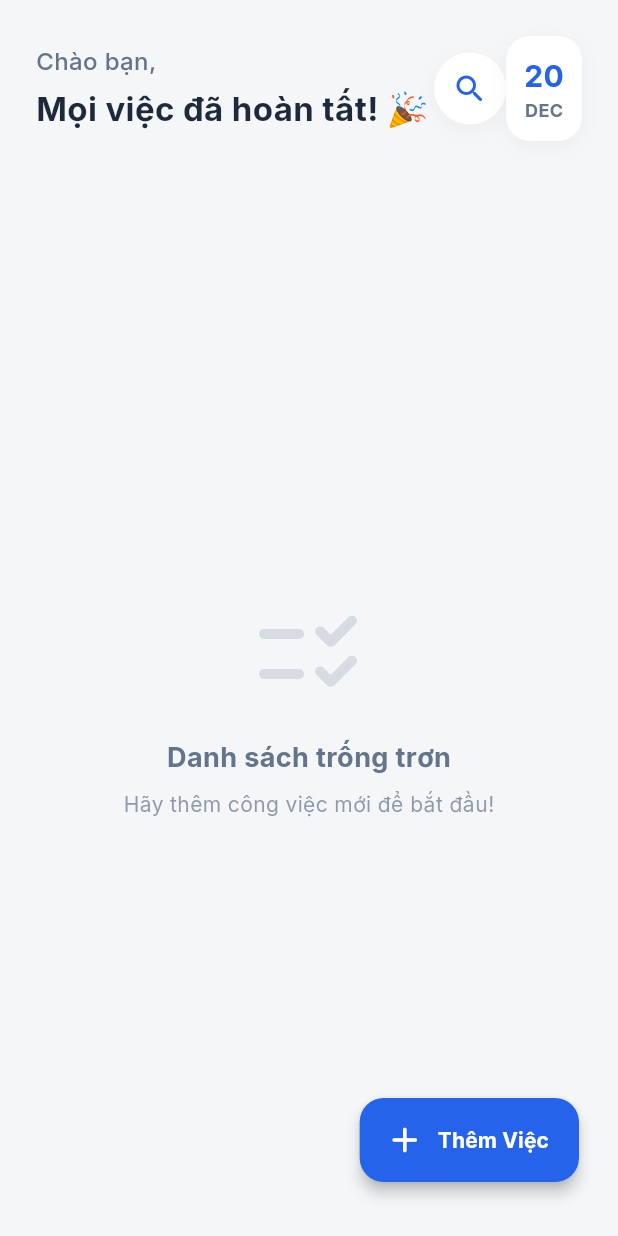
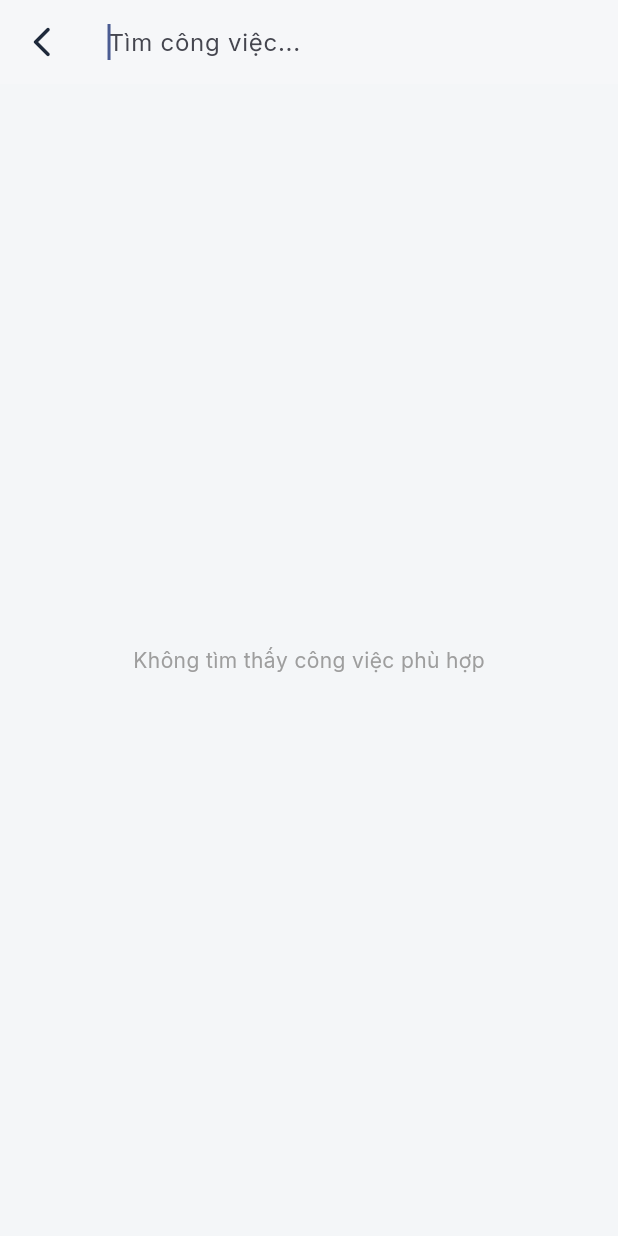
Before and after one commit to nvthih24/offline-task-planner, a Flutter app: the screen it shows after launch, after a tap on the "search" icon, on a phone screen of 412 x 824 dp. Run offline on Flutter 3.47's test engine with Material 3 defaults, Android fonts, the phone set to English and light mode, and no system bars; our stand-ins replace flutter_slidable, google_fonts, hive, hive_flutter; accounts and stored records are empty.

Commit message:
xu ly xong nut tim kiem

```diff
--- a/offlinetaskplanner/lib/features/home/screens/home_screen.dart
+++ b/offlinetaskplanner/lib/features/home/screens/home_screen.dart
@@ -7,6 +7,7 @@ import '../../../data/models/task_model.dart';
 import '../../task_manager/logic/task_provider.dart';
 import '../../task_manager/widgets/add_task_sheet.dart';
 import '../widgets/task_tile.dart';
+import 'search_screen.dart';
 
 class HomeScreen extends StatefulWidget {
   const HomeScreen({super.key});
@@ -74,7 +75,14 @@ class _HomeScreenState extends State<HomeScreen> {
                           ],
                         ),
                         child: IconButton(
-                          onPressed: () {}, // nhớ
+                          onPressed: () {
+                            Navigator.push(
+                              context,
+                              MaterialPageRoute(
+                                builder: (_) => const SearchScreen(),
+                              ),
+                            );
+                          },
                           icon: const Icon(
                             Icons.search_rounded,
                             color: AppColors.primary,
--- /dev/null
+++ b/offlinetaskplanner/lib/features/home/screens/search_screen.dart
@@ -0,0 +1,88 @@
+import 'package:flutter/material.dart';
+import 'package:provider/provider.dart';
+import '../../../core/constants/app_colors.dart';
+import '../../../data/models/task_model.dart';
+import '../../task_manager/logic/task_provider.dart';
+import '../../task_manager/widgets/add_task_sheet.dart';
+import '../widgets/task_tile.dart';
+
+class SearchScreen extends StatefulWidget {
+  const SearchScreen({super.key});
+
+  @override
+  State<SearchScreen> createState() => _SearchScreenState();
+}
+
+class _SearchScreenState extends State<SearchScreen> {
+  final TextEditingController _controller = TextEditingController();
+
+  @override
+  void dispose() {
+    _controller.dispose();
+    super.dispose();
+  }
+
+  @override
+  Widget build(BuildContext context) {
+    return Scaffold(
+      backgroundColor: AppColors.scaffoldBackground,
+      appBar: AppBar(
+        backgroundColor: Colors.white,
+        elevation: 1,
+        leading: IconButton(
+          icon: const Icon(Icons.arrow_back_ios_new_rounded),
+          onPressed: () {
+            context.read<TaskProvider>().clearSearchQuery();
+            Navigator.pop(context);
+          },
+        ),
+
+        title: TextField(
+          controller: _controller,
+          autofocus: true,
+          decoration: const InputDecoration(
+            hintText: 'Tìm công việc...',
+            border: InputBorder.none,
+          ),
+          onChanged: (value) {
+            context.read<TaskProvider>().setSearchQuery(value);
+          },
+        ),
+      ),
+      body: Consumer<TaskProvider>(
+        builder: (context, provider, child) {
+          final tasks = provider.tasks;
+
+          if (tasks.isEmpty) {
+            return const Center(
+              child: Text(
+                'Không tìm thấy công việc phù hợp',
+                style: TextStyle(color: Colors.grey),
+              ),
+            );
+          }
+
+          return ListView.builder(
+            padding: const EdgeInsets.all(16),
+            itemCount: tasks.length,
+            itemBuilder: (context, index) {
+              final task = tasks[index];
+              return TaskTile(
+                task: task,
+                onCheckboxChanged: (val) => provider.toggleTaskStatus(task.id),
+                onTap: () {
+                  showModalBottomSheet(
+                    context: context,
+                    isScrollControlled: true,
+                    backgroundColor: Colors.transparent,
+                    builder: (_) => AddTaskSheet(task: task),
+                  );
+                },
+              );
+            },
+          );
+        },
+      ),
+    );
+  }
+}
--- a/offlinetaskplanner/lib/features/task_manager/logic/task_provider.dart
+++ b/offlinetaskplanner/lib/features/task_manager/logic/task_provider.dart
@@ -6,11 +6,25 @@ import '../../../data/models/task_model.dart'; // Chú ý đường dẫn import
 class TaskProvider extends ChangeNotifier {
   final Box<Task> _box = Hive.box<Task>('tasks');
 
+  //them bien search
+  String _searchQuery = '';
+
+  String get searchQuery => _searchQuery;
+
   // --- SỬA ĐOẠN NÀY ---
   // Thay vì trả về một biến _tasks, hãy lấy trực tiếp từ hộp
   List<Task> get tasks {
-    // values.toList() lấy tất cả dữ liệu đang có trong hộp ra
-    final taskList = _box.values.toList().cast<Task>();
+    //khoi tao
+    var taskList = _box.values.toList().cast<Task>();
+
+    //loc theo search
+    if (_searchQuery.isNotEmpty) {
+      final query = _searchQuery.toLowerCase();
+      taskList = taskList.where((task) {
+        return task.title.toLowerCase().contains(query) ||
+            task.note.toLowerCase().contains(query);
+      }).toList();
+    }
 
     // Sắp xếp: Công việc chưa xong lên đầu, ngày gần nhất lên đầu
     taskList.sort((a, b) {
@@ -82,4 +96,16 @@ class TaskProvider extends ChangeNotifier {
     task.save();
     notifyListeners();
   }
+
+  // them ham search
+  void setSearchQuery(String query) {
+    _searchQuery = query;
+    notifyListeners();
+  }
+
+  // ham xoa search
+  void clearSearchQuery() {
+    _searchQuery = '';
+    notifyListeners();
+  }
 }
```
Also changed, not shown: offlinetaskplanner/lib/features/home/widgets/highlight_text.dart (added, +66 -0 lines), offlinetaskplanner/lib/features/home/widgets/task_tile.dart (+22 -9 lines).
